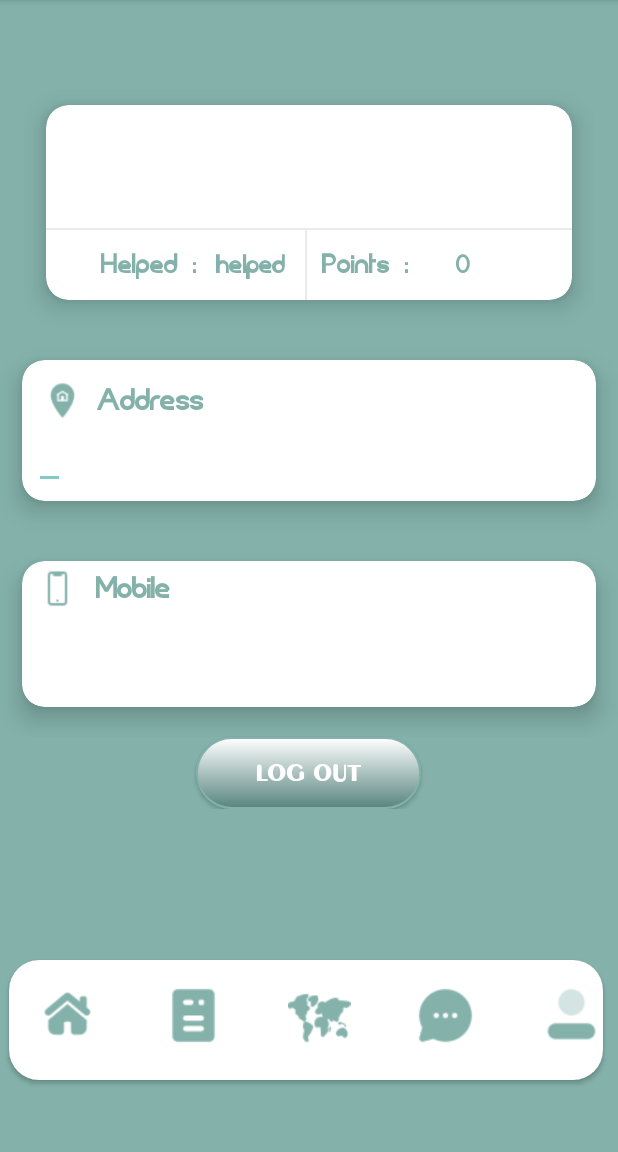
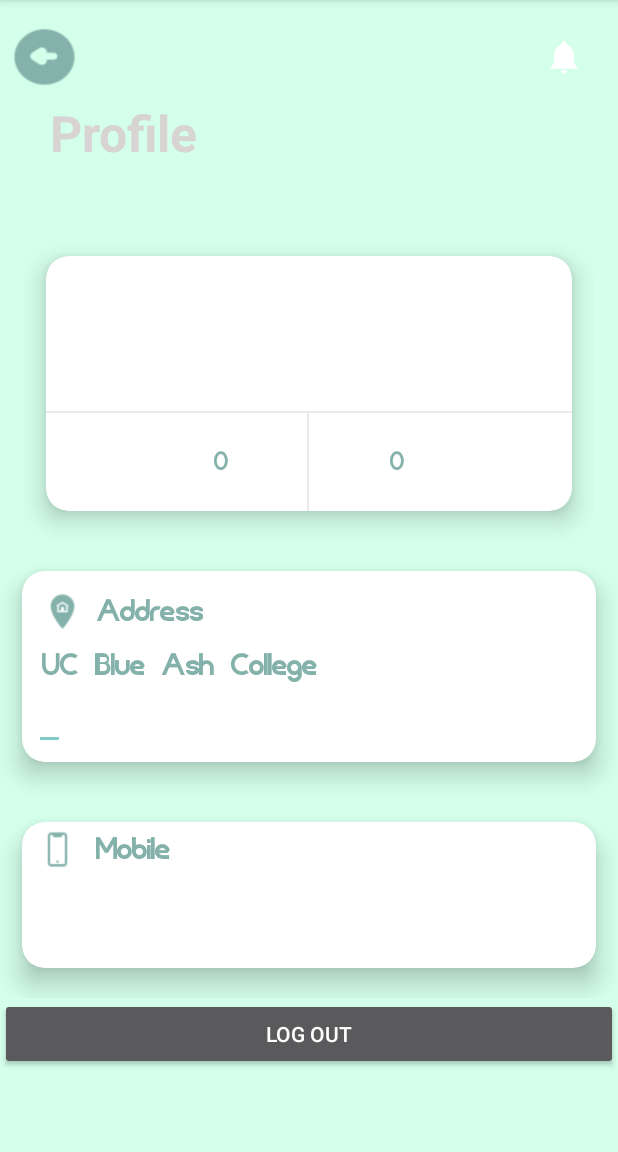
Before and after one commit to forbesne/Payward, an Android app built with Jetpack Compose: the ProfileActivity screen opened directly, with no data from a screen before it, on a phone screen of 412 x 824 dp, the part 84-1236 px from its top. Run offline under Robolectric (Android 15) with nearby library versions, the phone set to English and light mode, and no system bars; our stand-ins replace Firebase (no records; nobody signed in at launch, a user with empty details on screens opened directly).

Commit message:
Revert "profile page"
This reverts commit 4bd541ef37ce8e2f4ca9add2540a0bbdf9fa25b0.

```diff
--- a/app/src/main/res/layout/activity_main.xml
+++ b/app/src/main/res/layout/activity_main.xml
@@ -4,7 +4,7 @@
     xmlns:app="http://schemas.android.com/apk/res-auto"
     android:orientation="vertical"
     android:layout_width="match_parent"
-    android:layout_height="729dp"
+    android:layout_height="match_parent"
     android:background="@color/light_cyan"
     tools:context=".MainActivity">
 
--- a/app/src/main/res/layout/activity_profile.xml
+++ b/app/src/main/res/layout/activity_profile.xml
@@ -1,18 +1,67 @@
 <?xml version="1.0" encoding="utf-8"?>
-<RelativeLayout xmlns:android="http://schemas.android.com/apk/res/android"
+<LinearLayout xmlns:android="http://schemas.android.com/apk/res/android"
     xmlns:app="http://schemas.android.com/apk/res-auto"
     xmlns:tools="http://schemas.android.com/tools"
     android:layout_width="match_parent"
     android:layout_height="match_parent"
-    android:background="@color/light_cyan"
+    android:background="@color/pastel_green"
     tools:context=".ProfileActivity">
 
         <LinearLayout
             android:orientation="vertical"
             android:layout_width="match_parent"
             android:layout_height="wrap_content"
-            android:paddingTop="50dp"
-            android:gravity="center">
+            android:paddingTop="10dp">
+
+            <LinearLayout
+                android:padding="8dp"
+                android:orientation="horizontal"
+                android:layout_width="match_parent"
+                android:layout_height="?attr/actionBarSize">
+                <RelativeLayout
+                    android:layout_width="match_parent"
+                    android:layout_height="match_parent">
+
+                    <Button
+                        android:id="@+id/homeBtn"
+                        android:layout_width="43dp"
+                        android:layout_height="match_parent"
+                        android:background="@drawable/back_arrow" />
+
+
+
+                    <ImageView
+                        android:layout_width="45dp"
+                        android:layout_height="45dp"
+                        android:layout_alignParentEnd="true"
+                        android:layout_marginStart="5dp"
+                        android:layout_marginTop="5dp"
+                        android:layout_marginEnd="5dp"
+                        android:layout_marginBottom="5dp"
+                        android:padding="1dp"
+                        android:src="@drawable/ic_notification" />
+
+                </RelativeLayout>
+
+
+            </LinearLayout>
+            <LinearLayout
+                android:orientation="vertical"
+                android:layout_width="match_parent"
+                android:layout_height="wrap_content">
+
+                <TextView
+                    android:text="Profile"
+                    android:textStyle="bold"
+                    android:textColor="@color/grey"
+                    android:textSize="33sp"
+                    android:layout_marginStart="15dp"
+                    android:paddingLeft="18dp"
+                    android:layout_width="match_parent"
+                    android:layout_height="wrap_content"/>
+
+
+            </LinearLayout>
 
             <include
                 android:layout_gravity="center"
@@ -36,84 +85,12 @@
 
             <Button
                 android:id="@+id/logout_btn"
-                android:layout_width="150dp"
+                android:layout_width="match_parent"
                 android:layout_height="wrap_content"
-                android:layout_gravity="center"
-                android:background="@drawable/filter_button"
-                android:fontFamily="@font/gilgon"
                 android:text="Log Out" />
 
 
         </LinearLayout>
 
-    <androidx.cardview.widget.CardView
-        android:layout_marginTop="640dp"
-        android:layout_width="wrap_content"
-        android:layout_height="80dp"
-        android:layout_marginStart="6dp"
-        android:layout_marginEnd="800dp"
-        app:cardCornerRadius="20dp">
 
-        <LinearLayout
-            android:orientation="horizontal"
-            android:layout_width="match_parent"
-            android:layout_height="match_parent"
-            android:background="@color/white">
-
-            <Button
-                android:id="@+id/homeBtn"
-                style="?android:attr/buttonBarButtonStyle"
-                android:layout_width="42dp"
-                android:layout_height="42dp"
-                android:layout_marginStart="18dp"
-                android:layout_marginTop="16dp"
-                android:background="@drawable/home"
-                android:contentDescription="@string/app_name"  />
-            <!-- android:textAppearance="" -->
-
-            <Button
-                android:id="@+id/helpRequestBtn"
-                android:layout_width="42dp"
-                android:layout_height="42dp"
-                android:layout_marginStart="42dp"
-                android:layout_marginTop="16dp"
-                android:background="@drawable/help"
-                android:contentDescription="@string/app_name"
-                style="?android:attr/buttonBarButtonStyle" />
-
-            <Button
-                android:id="@+id/mapsBtn"
-                android:layout_width="42dp"
-                android:layout_height="42dp"
-                android:layout_marginStart="42dp"
-                android:layout_marginTop="16dp"
-                android:background="@drawable/maps"
-                android:contentDescription="@string/app_name"
-                style="?android:attr/buttonBarButtonStyle" />
-
-            <Button
-                android:id="@+id/messagesBtn"
-                android:layout_width="42dp"
-                android:layout_height="42dp"
-                android:layout_marginStart="42dp"
-                android:layout_marginTop="16dp"
-                android:background="@drawable/messages"
-                android:contentDescription="@string/app_name"
-                style="?android:attr/buttonBarButtonStyle" />
-
-            <Button
-                android:id="@+id/btnProfile"
-                android:layout_width="42dp"
-                android:layout_height="42dp"
-                android:layout_marginStart="42dp"
-                android:layout_marginTop="16dp"
-                android:background="@drawable/account"
-                android:contentDescription="@string/app_name"
-                style="?android:attr/buttonBarButtonStyle" />
-
-        </LinearLayout>
-
-    </androidx.cardview.widget.CardView>
-
-
-</RelativeLayout>
+</LinearLayout>
--- a/app/src/main/res/layout/item_add.xml
+++ b/app/src/main/res/layout/item_add.xml
@@ -55,6 +55,16 @@
                 android:orientation="vertical"
                 android:layout_width="match_parent"
                 android:layout_height="wrap_content">
+                <TextView
+                    android:text="UC Blue Ash College"
+                    android:textSize="20sp"
+                    android:layout_margin="5dp"
+                    android:textColor="@color/light_cyan"
+                    android:textStyle="bold"
+                    android:gravity="center"
+                    android:fontFamily="@font/fortune_city"
+                    android:layout_width="wrap_content"
+                    android:layout_height="wrap_content"/>
                 <EditText
                     android:id="@+id/txtAddress"
                     android:text="9555 Plainfield Rd, \nBlue Ash, \nOH 45236, \nUnited States"
--- a/app/src/main/res/layout/item_image.xml
+++ b/app/src/main/res/layout/item_image.xml
@@ -6,115 +6,83 @@
     xmlns:card_view="http://schemas.android.com/tools"
     android:layout_centerInParent="true"
     android:gravity="center">
-
     <RelativeLayout
+        android:layout_centerInParent="true"
         android:layout_width="match_parent"
-        android:layout_height="170dp"
-        android:layout_centerInParent="true">
-
+        android:layout_height="250dp">
         <androidx.cardview.widget.CardView
-            android:layout_width="match_parent"
-            android:layout_height="210dp"
-            android:layout_marginTop="0dp"
-            app:cardBackgroundColor="@color/white"
             app:cardCornerRadius="15dp"
+            android:layout_marginTop="40dp"
             app:cardElevation="10dp"
             app:cardUseCompatPadding="true"
-            card_view:cardCornerRAdius="5dp">
-
+            card_view:cardCornerRAdius="5dp"
+            android:layout_width="match_parent"
+            android:layout_height="240dp"
+            app:cardBackgroundColor="@color/white">
             <LinearLayout
+                android:orientation="vertical"
+                android:layout_marginTop="23dp"
                 android:layout_width="match_parent"
-                android:layout_height="match_parent"
-                android:layout_marginTop="2dp"
-                android:orientation="vertical">
-
+                android:layout_height="match_parent">
                 <TextView
                     android:id="@+id/txtName"
+                    android:layout_marginTop="15dp"
+                    android:text="Addison Fleming"
+                    android:textSize="24sp"
+                    android:textStyle="bold"
+                    android:gravity="center"
+                    android:textColor="@color/light_cyan"
+                    android:fontFamily="@font/gilgon"
                     android:layout_width="match_parent"
-                    android:layout_height="wrap_content"
-                    android:layout_marginTop="15dp"
-                    android:fontFamily="@font/gilgon"
-                    android:gravity="center"
-                    android:text="Addison Fleming"
-                    android:textColor="@color/light_cyan"
-                    android:textSize="24sp"
-                    android:textStyle="bold" />
-
+                    android:layout_height="wrap_content"/>
                 <TextView
-                    android:layout_width="match_parent"
-                    android:layout_height="wrap_content"
                     android:layout_marginTop="2dp"
+                    android:text=""
+                    android:textSize="13sp"
+                    android:textStyle="normal"
                     android:layout_marginBottom="10dp"
                     android:gravity="center"
-                    android:text=""
                     android:textColor="#5C5A5A"
-                    android:textSize="13sp"
-                    android:textStyle="normal" />
-
+                    android:layout_width="match_parent"
+                    android:layout_height="wrap_content"/>
                 <View
+                    android:background="#79D6D1D1"
                     android:layout_width="match_parent"
-                    android:layout_height="1dp"
-                    android:background="#79D6D1D1" />
-
+                    android:layout_height="1dp"/>
                 <LinearLayout
+                    android:orientation="horizontal"
+                    android:weightSum="3"
+                    android:gravity="center"
                     android:layout_width="match_parent"
-                    android:layout_height="match_parent"
-                    android:gravity="center"
-                    android:orientation="horizontal"
-                    android:weightSum="3">
+                    android:layout_height="match_parent">
 
                     <TextView
-                        android:id="@+id/helpedlbl"
-                        android:layout_width="wrap_content"
-                        android:layout_height="wrap_content"
-                        android:background="@color/white"
-                        android:textColor="@color/light_cyan"
-                        android:fontFamily="@font/fortune_city"
-                        android:textStyle="bold"
-                        android:textSize="18dp"
-                        android:text="Helped :" />
-
-                    <TextView
-                        android:id="@+id/textHelped"
+                        android:id="@+id/txtHelped"
                         android:layout_width="0dp"
                         android:layout_height="wrap_content"
                         android:layout_weight="1"
                         android:fontFamily="@font/fortune_city"
                         android:gravity="center"
-                        android:text="helped"
+                        android:text="Helped"
                         android:textColor="@color/light_cyan"
                         android:textSize="17sp"
                         android:textStyle="bold" />
 
                     <View
+                        android:background="#79D6D1D1"
                         android:layout_width="1dp"
-                        android:layout_height="match_parent"
-                        android:background="#79D6D1D1" />
-
+                        android:layout_height="match_parent"/>
                     <TextView
-                        android:id="@+id/pointslbl"
-                        android:layout_width="wrap_content"
-                        android:layout_height="wrap_content"
-                        android:background="@color/white"
+                        android:id="@+id/txtPoints"
+                        android:layout_weight="1"
+                        android:text="Points"
+                        android:gravity="center"
+                        android:textSize="17sp"
+                        android:textStyle="bold"
                         android:textColor="@color/light_cyan"
                         android:fontFamily="@font/fortune_city"
-                        android:layout_marginLeft="10dp"
-                        android:textStyle="bold"
-                        android:textSize="18dp"
-                        android:text="Points :" />
-
-                    <TextView
-                        android:id="@+id/txtPoints"
                         android:layout_width="0dp"
-                        android:layout_height="wrap_content"
-                        android:layout_weight="1"
-                        android:fontFamily="@font/fortune_city"
-                        android:gravity="center"
-                        android:text="points"
-                        android:textColor="@color/light_cyan"
-                        android:textSize="17sp"
-                        android:textStyle="bold" />
-
+                        android:layout_height="wrap_content"/>
 
                 </LinearLayout>
             </LinearLayout>
```
